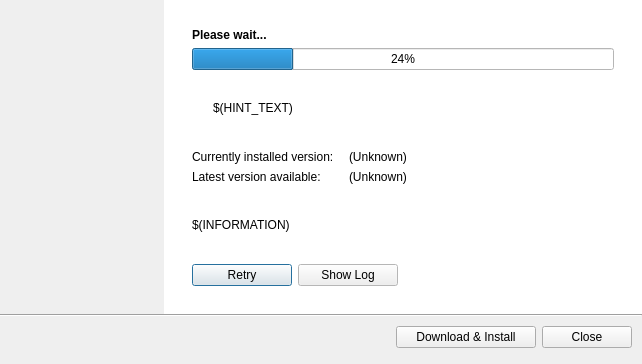
The window that gui/UpdateDialog.ui (lordmulder/LameXP) describes before a commit, drawn with Qt 5.
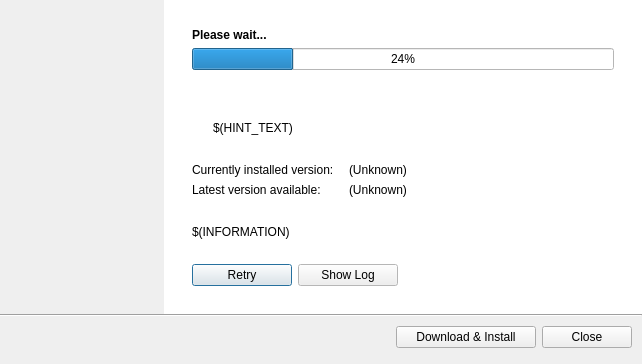
The same window after the commit. Icons and pictures are not drawn.

Commit message: Added busy animation to "Update" dialog + added timeout for Wget process.

What changed in the file:
```diff
--- a/gui/UpdateDialog.ui
+++ b/gui/UpdateDialog.ui
@@ -188,6 +188,113 @@
               </property>
              </spacer>
             </item>
+            <item>
+             <widget class="QFrame" name="frameAnimation">
+              <property name="frameShape">
+               <enum>QFrame::NoFrame</enum>
+              </property>
+              <property name="frameShadow">
+               <enum>QFrame::Raised</enum>
+              </property>
+              <layout class="QHBoxLayout" name="horizontalLayout_7">
+               <property name="margin">
+                <number>0</number>
+               </property>
+               <item>
+                <layout class="QHBoxLayout" name="horizontalLayout_6">
+                 <item>
+                  <spacer name="horizontalSpacer_7">
+                   <property name="orientation">
+                    <enum>Qt::Horizontal</enum>
+                   </property>
+                   <property name="sizeHint" stdset="0">
+                    <size>
+                     <width>40</width>
+                     <height>20</height>
+                    </size>
+                   </property>
+                  </spacer>
+                 </item>
+                 <item>
+                  <widget class="QLabel" name="labelAnimationLeft">
+                   <property name="text">
+                    <string/>
+                   </property>
+                   <property name="pixmap">
+                    <pixmap resource="../res/Icons.qrc">:/icons/transmit.png</pixmap>
+                   </property>
+                  </widget>
+                 </item>
+                 <item>
+                  <spacer name="horizontalSpacer_9">
+                   <property name="orientation">
+                    <enum>Qt::Horizontal</enum>
+                   </property>
+                   <property name="sizeType">
+                    <enum>QSizePolicy::Fixed</enum>
+                   </property>
+                   <property name="sizeHint" stdset="0">
+                    <size>
+                     <width>6</width>
+                     <height>20</height>
+                    </size>
+                   </property>
+                  </spacer>
+                 </item>
+                 <item>
+                  <widget class="QLabel" name="labelAnimationCenter">
+                   <property name="text">
+                    <string/>
+                   </property>
+                   <property name="pixmap">
+                    <pixmap resource="../res/Images.qrc">:/images/Loading3.gif</pixmap>
+                   </property>
+                  </widget>
+                 </item>
+                 <item>
+                  <spacer name="horizontalSpacer_10">
+                   <property name="orientation">
+                    <enum>Qt::Horizontal</enum>
+                   </property>
+                   <property name="sizeType">
+                    <enum>QSizePolicy::Fixed</enum>
+                   </property>
+                   <property name="sizeHint" stdset="0">
+                    <size>
+                     <width>6</width>
+                     <height>20</height>
+                    </size>
+                   </property>
+                  </spacer>
+                 </item>
+                 <item>
+                  <widget class="QLabel" name="labelAnimationRight">
+                   <property name="text">
+                    <string/>
+                   </property>
+                   <property name="pixmap">
+                    <pixmap resource="../res/Icons.qrc">:/icons/computer.png</pixmap>
+                   </property>
+                  </widget>
+                 </item>
+                 <item>
+                  <spacer name="horizontalSpacer_8">
+                   <property name="orientation">
+                    <enum>Qt::Horizontal</enum>
+                   </property>
+                   <property name="sizeHint" stdset="0">
+                    <size>
+                     <width>40</width>
+                     <height>20</height>
+                    </size>
+                   </property>
+                  </spacer>
+                 </item>
+                </layout>
+               </item>
+              </layout>
+             </widget>
+            </item>
             <item>
              <layout class="QHBoxLayout" name="horizontalLayout_5">
               <property name="spacing">
```
Left out of the diff: 6 changed lines with no effect on the pictures. The commit also changes 9 other files.
